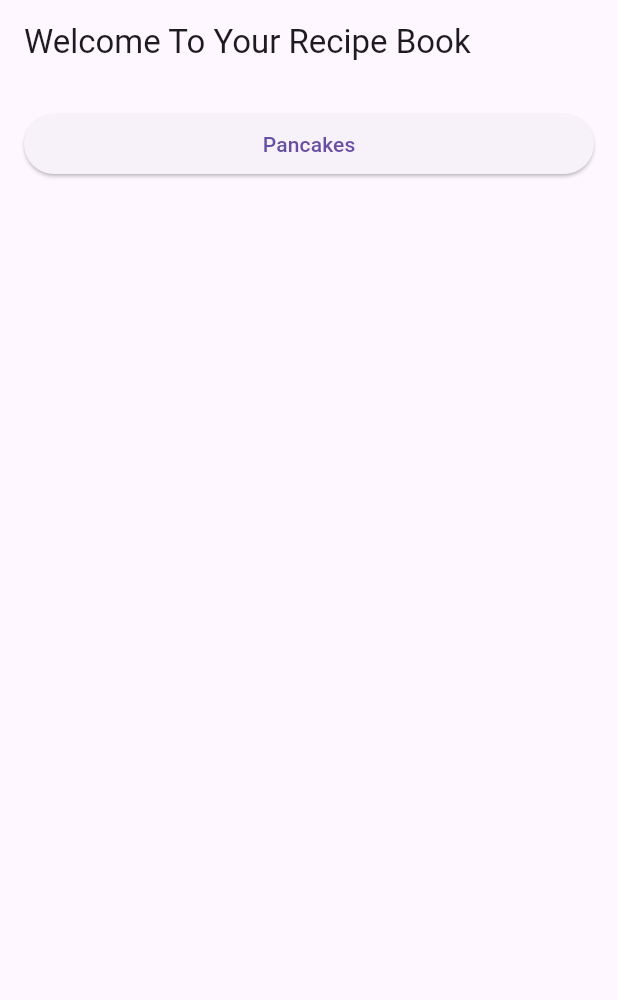
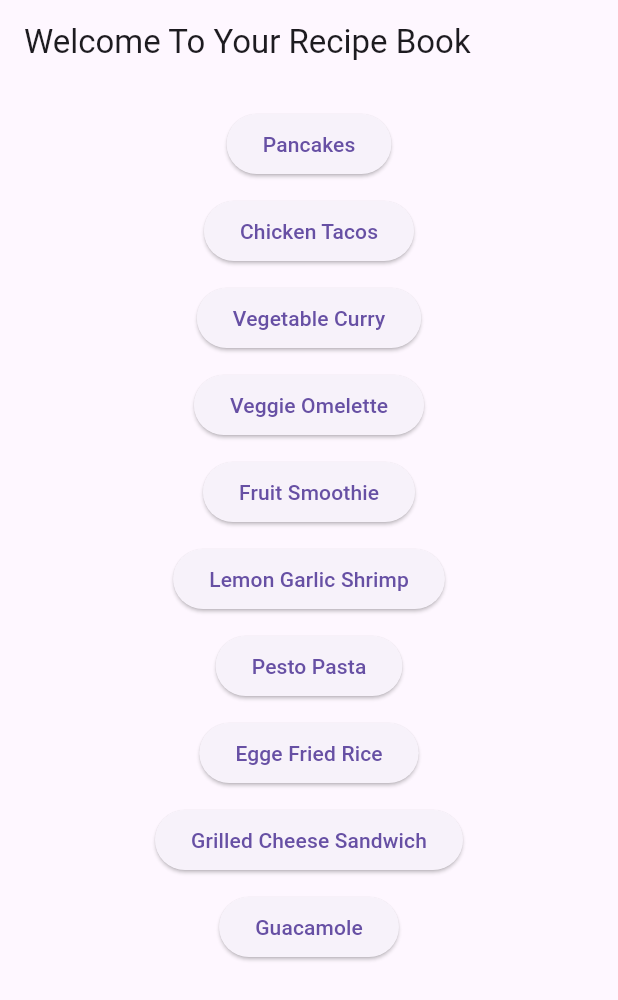
Before and after one commit to SaieshI/recipe_book_app, a Flutter app: the screen it shows after launch, on a phone screen of 412 x 824 dp. Shown: the top 1000 px of the screen. Run offline on Flutter 3.47's test engine with Material 3 defaults, Android fonts, the phone set to English and light mode, and no system bars.

Commit message:
Inserted More Recipies

```diff
--- a/lib/homeScreen.dart
+++ b/lib/homeScreen.dart
@@ -7,10 +7,54 @@ class HomeScreen extends StatelessWidget {
     static const List<Map<String, dynamic>> dishes = [
     {
         'name': 'Pancakes',
-      'ingredients': ['Flour', 'Eggs', 'Milk', 'Baking Powder', 'Sugar'],
-      'steps': ['Mix ingredients', 'Heat Pan', 'Pour Batter', 'Flip when bubbly', 'Plate and serve'],
+        'ingredients': ['1 Flour', '1 Eggs', '1 Cup Milk', '1 Tablespoon Baking Powder', '2 Tablespoons Sugar', '1/2 Teaspoon Salt', '2 Tablespoons Melted Butter'],
+        'steps': ['1. Mix flour, sugar, baking powder and salt.', '2. Whisk milk, egg, and melted butter.', '3. Combine wet and dry together until mixed.', '4. Pour batter on pan and flip when bubbly.', '5. Flip and cook other side until cooked, then plate.'],
     },
-
+    {
+        'name': 'Chicken Tacos',
+        'ingredients': ['2 Cups Shredded Chicken', '1 Teaspoon Taco Seasoning', '8 Taco Shells', '1 Cup Lettuce', '1 Cup Diced Tomatoes', '1/2 Cup Shredded Cheese', 'Salsa'],
+        'steps': ['1. Heat chicken with taco seasoning in a pan.', '2. Fill taco shells with chicken.', '3. Top with lettuce, tomatoes, and salsa (optional).', '4. Serve'],
+    },
+    {
+        'name': 'Vegetable Curry',
+        'ingredients': ['2 Cups Mixed Veggies', '1 Chopped Onion', '2 Cloves Minced Garlic', '1 Tablespoon Curry Powder', '1 Can Coconut Milk', 'Salt and Pepper'],
+        'steps': ['1. In a pop, saute onions and garlic until its fragrant.', '2. Add mixed veggies and curry powder, cook for few minutes.', '3. Pour in coconut milk and simmer until veggies are soft.', '4. Season with salt and pepper and serve.'],
+    },
+    {
+        'name': 'Veggie Omelette',
+        'ingredients': ['3 Eggs', '1/4 Cup Milk', '1/2 Cup Diced Bell Peppers', '1/4 Cup Chopped Onions', '1/4 Cup Shredded Cheese', 'Salt and Pepper'],
+        'steps': ['1. Whisk eggs, milk, salt, and pepper.', '2. Pour onto pan.', '3. Add bell peppers, onions, and cook until it sets.', '4. Sprinkle cheese on top fold and serve.'],
+    },
+    {
+        'name': 'Fruit Smoothie',
+        'ingredients': ['1 Banana', '1 Cup Forzen Berries', '1/2 Cup Yogurt', '1/2 Cup Milk', '1 Tablespoon Honey'],
+        'steps': ['1. Combine all ingredients in a blender.', '2. Blend until smooth.', '3. Pour into glass.'],
+    },
+    {
+      'name': 'Lemon Garlic Shrimp',
+      'ingredients': ['1lb Shrimp, Peeled and Deveined', '4 Cloves Minced Garlic', '1/4 Cup Lemon Juice', '2 Tablespoons Olive Oil', 'Salt and Pepper', 'Parsley'],
+      'steps': ['1. Heat olive oil in pan, and add garlic and saute until fragrant.', '2. Add shrimp, lemon juice, salt and pepper. Cook until shrimp is pink.', '3. Garnish with parsley.'],
+    },
+    {
+        'name': 'Pesto Pasta',
+        'ingredients': ['8oz of Pasta', '1 Cup of Basil Pesto', '1/4 Cup of Parmesan Cheese', 'Halved Cherry Tomatoes', 'Toasted Pine Nuts'],
+        'steps': ['1. Cook and drain pasta.', '2. In a bowl mix pasta with pesto and parmesan.', '3. Serve topped with cherry tomatoes and pine nuts.'],
+    },
+    {
+        'name': 'Egge Fried Rice',
+        'ingredients': ['2 Cups Cooked Rice', '2 Beaten Eggs', '1 Cup Mixed Veggies', '2 Tablespoons Soy Sauce', '2 Green Onions', '1 Tablespoon Oil'],
+        'steps': ['1. In pan, heat oil and scramble eggs and set aside.', '2. In same pan, added mixed veggies and stir-fry for few minutes.', '3. Add cooked rice, soy sauce, and scrambled eggs. Mix well and add mix green onions before serving.'],
+    },
+    {
+        'name': 'Grilled Cheese Sandwich',
+        'ingredients': ['4 Slices of Bread', '4 Slices of Cheese', '2 Tablespoon Butter'],
+        'steps': ['1. Butter one side of bread.', '2. Place cheese between two slices of bread, buttered side out.', '3. Grill in pan over medium heat until golden brown on both sides and cheese has melted.'],
+    },
+    {
+        'name': 'Guacamole',
+        'ingredients': ['2 Ripe Mashed Avacados', '1 Small Chopped Onion', '1 Diced Tomato', '1 Lime Juiced', 'Salt', 'Tortilla Chips'],
+        'steps': ['1. In a bowl, mash avacados.', '2. Add chopped onions, diced tomatoes, lime juice, and salt.', '3. Mix until combined.', '4. Serve with tortilla chips.'],
+    },
   ];
 
     @override
@@ -20,7 +64,9 @@ class HomeScreen extends StatelessWidget {
         body: ListView(
             padding: const EdgeInsets.all(16),
             children: dishes.map((dish) {
-          return ElevatedButton(
+            return Column(
+                children: [
+                ElevatedButton(
                     onPressed: () {
                     Navigator.push(
                         context,
@@ -34,6 +80,9 @@ class HomeScreen extends StatelessWidget {
                     );
                     },
                     child: Text(dish['name']),
+                ),
+                const SizedBox(height: 10), // Add space between buttons
+            ],
             );
         }).toList(),
       ),
```
Also changed, not shown: lib/detailsScreen.dart (indentation only). Lines whose indentation alone changed are shown as unchanged.
